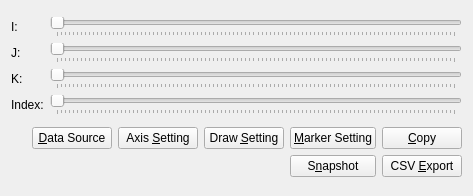
i-RIC/prepost-gui, file libs/post/graph2dhybrid/graph2dhybridwindowcontrolwidget.ui: the form before one commit.
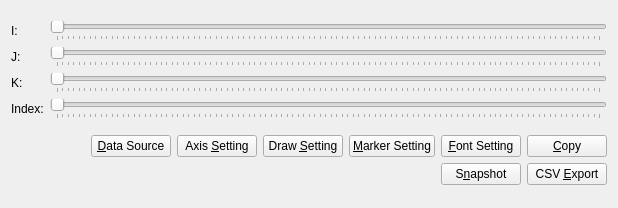
The form after the commit. Custom widgets are drawn as their Qt base class.

Commit message: Chart window font setting implemented

Patch:
```diff
--- a/libs/post/graph2dhybrid/graph2dhybridwindowcontrolwidget.ui
+++ b/libs/post/graph2dhybrid/graph2dhybridwindowcontrolwidget.ui
@@ -6,8 +6,8 @@
    <rect>
     <x>0</x>
     <y>0</y>
-    <width>473</width>
-    <height>196</height>
+    <width>618</width>
+    <height>208</height>
    </rect>
   </property>
   <property name="sizePolicy">
@@ -138,20 +138,27 @@
         </widget>
        </item>
        <item row="0" column="4">
+        <widget class="QPushButton" name="fontButton">
+         <property name="text">
+          <string>&amp;Font Setting</string>
+         </property>
+        </widget>
+       </item>
+       <item row="0" column="5">
         <widget class="QPushButton" name="copyButton">
          <property name="text">
           <string>&amp;Copy</string>
          </property>
         </widget>
        </item>
-       <item row="1" column="3">
+       <item row="1" column="4">
         <widget class="QPushButton" name="snapshotButton">
          <property name="text">
           <string>S&amp;napshot</string>
          </property>
         </widget>
        </item>
-       <item row="1" column="4">
+       <item row="1" column="5">
         <widget class="QPushButton" name="csvExportButton">
          <property name="text">
           <string>CSV &amp;Export</string>
```
The commit also changes 31 other files.
